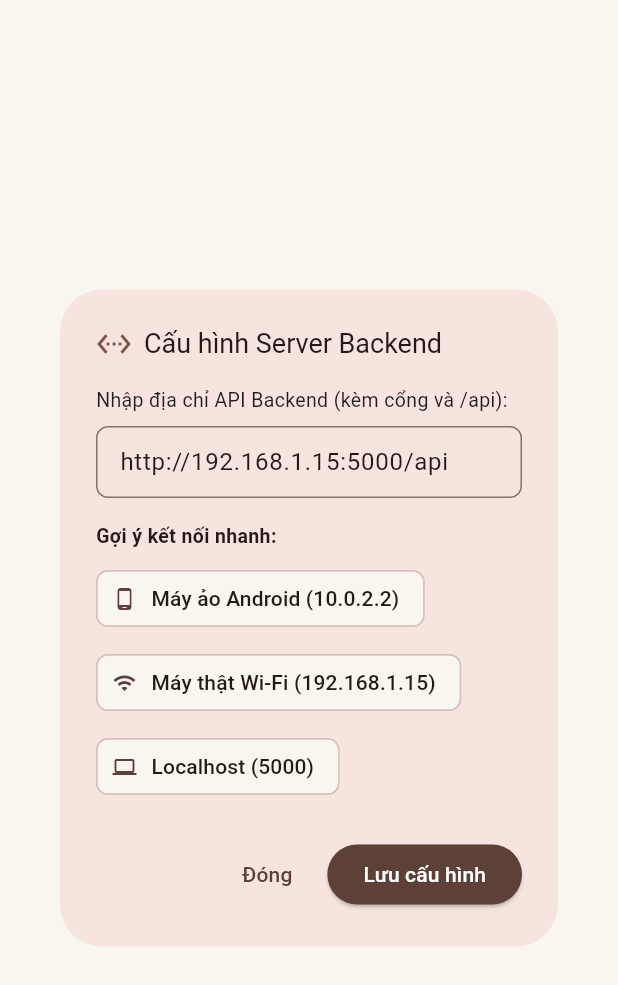
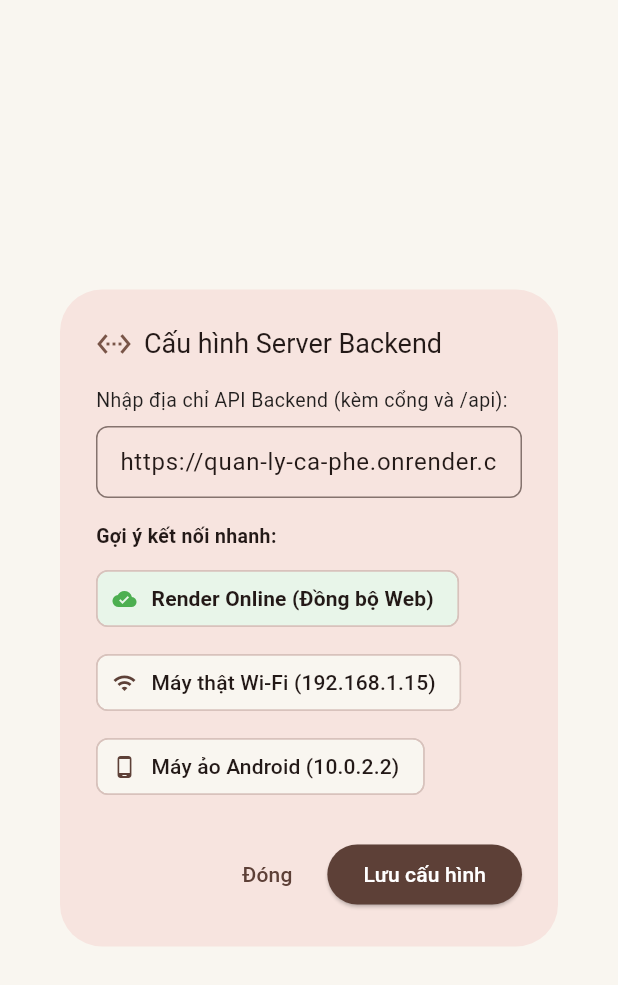
Before and after one commit to huynhquochieu127-art/QLDA, a Flutter app: the ServerConfigDialog widget shown alone on an empty page, opened directly, on a phone screen of 412 x 824 dp. Shown: the top 985 px of the screen. Run offline on Flutter 3.47's test engine with Material 3 defaults, Android fonts, the light colour scheme and no system bars; our stand-ins replace shared_preferences; accounts and stored records are empty; network calls fail.

Commit message:
feat(sync): default mobile app to live render api url for instant sync

```diff
--- a/AppMobile/lib/services/api_service.dart
+++ b/AppMobile/lib/services/api_service.dart
@@ -1,5 +1,4 @@
 import 'dart:convert';
-import 'dart:io';
 import 'package:http/http.dart' as http;
 import 'package:shared_preferences/shared_preferences.dart';
 import '../models/user.dart';
@@ -8,9 +7,8 @@ import '../models/product.dart';
 import '../models/discount.dart';
 
 class ApiService {
-  // Địa chỉ IP Wi-Fi của máy tính đang chạy Backend
-  static const String _defaultAndroidUrl = 'http://192.168.1.15:5000/api';
-  static const String _defaultOtherUrl = 'http://localhost:5000/api';
+  // Đường dẫn Backend Render Online chính thức đồng bộ 100% cùng Web
+  static const String _defaultOnlineUrl = 'https://quan-ly-ca-phe.onrender.com/api';
   static const String _prefBaseUrlKey = 'custom_api_base_url';
 
   static String? _cachedBaseUrl;
@@ -23,15 +21,8 @@ class ApiService {
       _cachedBaseUrl = saved.trim().replaceAll(RegExp(r'/+$'), '');
       return _cachedBaseUrl!;
     }
-    try {
-      if (Platform.isAndroid) {
-        _cachedBaseUrl = _defaultAndroidUrl;
-      } else {
-        _cachedBaseUrl = _defaultOtherUrl;
-      }
-    } catch (_) {
-      _cachedBaseUrl = _defaultOtherUrl;
-    }
+    // Mặc định kết nối trực tiếp vào Render Online đồng bộ cùng Web
+    _cachedBaseUrl = _defaultOnlineUrl;
     return _cachedBaseUrl!;
   }
 
--- a/AppMobile/lib/widgets/server_config_dialog.dart
+++ b/AppMobile/lib/widgets/server_config_dialog.dart
@@ -78,7 +78,7 @@ class _ServerConfigDialogState extends State<ServerConfigDialog> {
                   TextField(
                     controller: _controller,
                     decoration: InputDecoration(
-                      hintText: 'http://10.0.2.2:5000/api',
+                      hintText: 'https://quan-ly-ca-phe.onrender.com/api',
                       border: OutlineInputBorder(borderRadius: BorderRadius.circular(8)),
                       contentPadding: const EdgeInsets.symmetric(horizontal: 12, vertical: 10),
                     ),
@@ -91,9 +91,10 @@ class _ServerConfigDialogState extends State<ServerConfigDialog> {
                     runSpacing: 8,
                     children: [
                       ActionChip(
-                        avatar: const Icon(Icons.phone_android, size: 16),
-                        label: const Text('Máy ảo Android (10.0.2.2)'),
-                        onPressed: () => _controller.text = 'http://10.0.2.2:5000/api',
+                        avatar: const Icon(Icons.cloud_done, size: 16, color: Colors.green),
+                        backgroundColor: Colors.green[50],
+                        label: const Text('Render Online (Đồng bộ Web)', style: TextStyle(fontWeight: FontWeight.bold)),
+                        onPressed: () => _controller.text = 'https://quan-ly-ca-phe.onrender.com/api',
                       ),
                       ActionChip(
                         avatar: const Icon(Icons.wifi, size: 16),
@@ -101,9 +102,9 @@ class _ServerConfigDialogState extends State<ServerConfigDialog> {
                         onPressed: () => _controller.text = 'http://192.168.1.15:5000/api',
                       ),
                       ActionChip(
-                        avatar: const Icon(Icons.computer, size: 16),
-                        label: const Text('Localhost (5000)'),
-                        onPressed: () => _controller.text = 'http://localhost:5000/api',
+                        avatar: const Icon(Icons.phone_android, size: 16),
+                        label: const Text('Máy ảo Android (10.0.2.2)'),
+                        onPressed: () => _controller.text = 'http://10.0.2.2:5000/api',
                       ),
                     ],
                   ),
```
